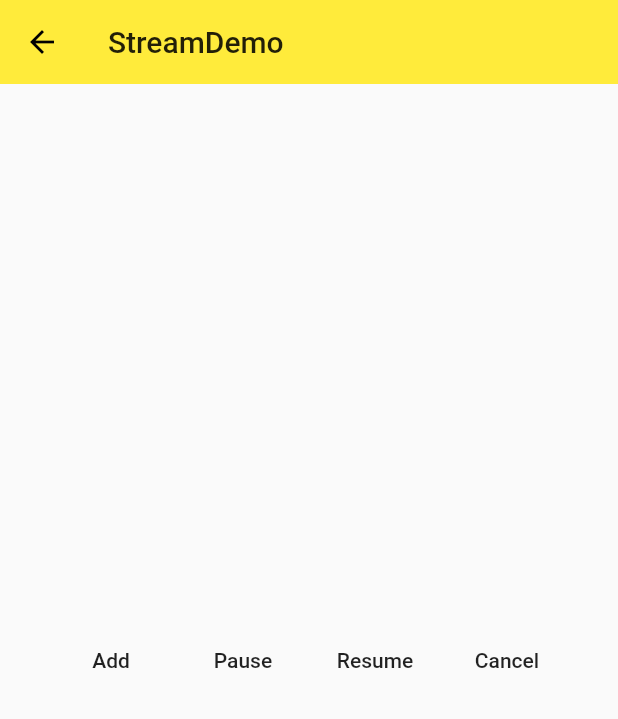
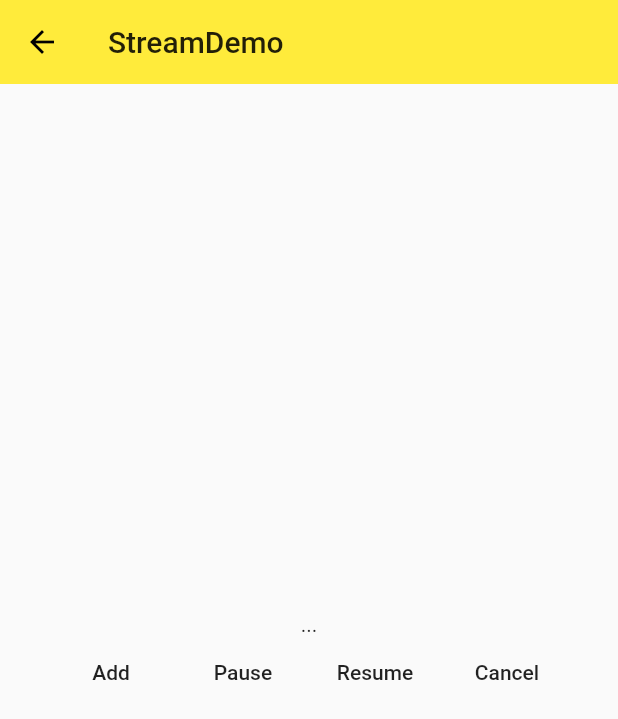
Before and after one commit to XYXiaoYuan/flutter_study, a Flutter app: the screen it shows after launch, on a phone screen of 412 x 824 dp. Shown: the top 719 px of the screen. Run offline on Flutter 3.47's test engine with Material 2 defaults, Android fonts, the phone set to English and light mode, and no system bars.

Commit message:
StreamController：创建可以多次订阅的 Broadcast Streams

```diff
--- a/flutter_study/lib/demo/stream/stream_demo.dart
+++ b/flutter_study/lib/demo/stream/stream_demo.dart
@@ -24,6 +24,7 @@ class _StreamDemoHomeState extends State<StreamDemoHome> {
   StreamSubscription _streamDemoSubscription;
   StreamController<String> _streamDemo;
   StreamSink _sinkDemo;
+  String _data = '...';
 
   @override
   void dispose() {
@@ -37,11 +38,13 @@ class _StreamDemoHomeState extends State<StreamDemoHome> {
 
     print('Create a Stream');
     // Stream<String> _streamDemo = Stream.fromFuture(fetchData());
-    _streamDemo = StreamController<String>();
+    _streamDemo = StreamController.broadcast();
     _sinkDemo= _streamDemo.sink;
 
     print('Start listening on a Stream');
-    _streamDemoSubscription = _streamDemo.stream.listen(onData, onError: onError, onDone: onDone);
+    _streamDemoSubscription =
+    _streamDemo.stream.listen(onData, onError: onError, onDone: onDone);
+    _streamDemo.stream.listen(onDataTwo, onError: onError, onDone: onDone);
 
     print('Initialize completed');
   }
@@ -55,7 +58,14 @@ class _StreamDemoHomeState extends State<StreamDemoHome> {
   }
 
   void onData(String data) {
+    setState(() {
+      _data = data;
+    });
     print('$data');
+  }
+
+  void onDataTwo(String data) {
+    print('onDataTwo: $data');
   }
 
   void _pauseStream() {
@@ -90,7 +100,11 @@ class _StreamDemoHomeState extends State<StreamDemoHome> {
   Widget build(BuildContext context) {
     return Container(
       child: Center(
-        child: Row(
+        child: Column(
+          mainAxisAlignment: MainAxisAlignment.center,
+          children: <Widget>[
+            Text('$_data'),
+            Row(
               mainAxisAlignment: MainAxisAlignment.center,
               children: <Widget>[
                 FlatButton(
@@ -111,6 +125,8 @@ class _StreamDemoHomeState extends State<StreamDemoHome> {
                 ),
               ]
             ),
+          ],
+        ),
       )
     );
   }
```
Lines whose indentation alone changed are shown as unchanged.
